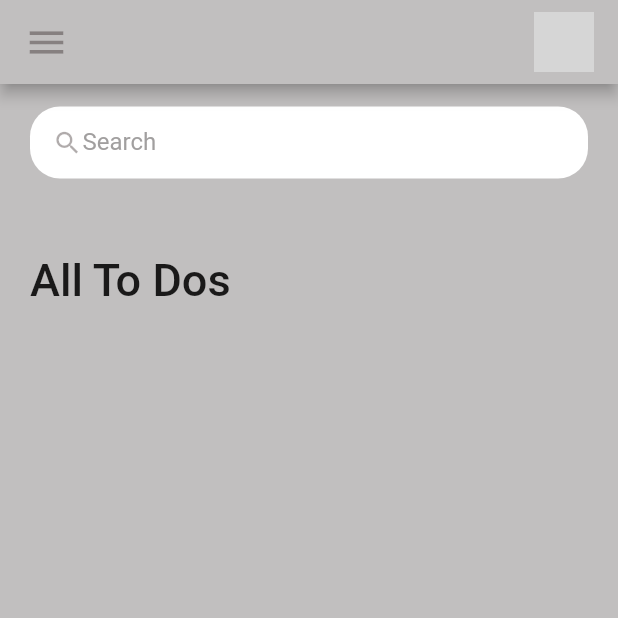
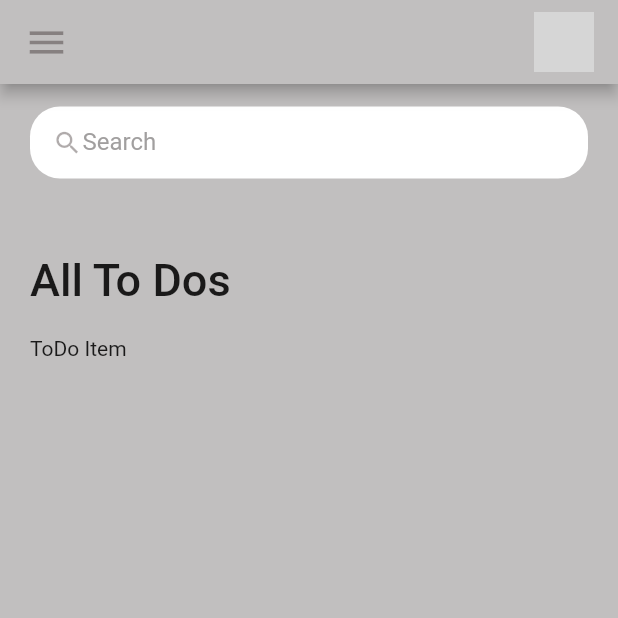
Before and after one commit to kirtijangid/To-Do_app, a Flutter app: the screen it shows after launch, on a phone screen of 412 x 824 dp, the top half of it. Run offline on Flutter 3.47's test engine with Material 2 defaults, Android fonts, the phone set to English and light mode, and no system bars; grey boxes are pictures that could not be loaded.

Commit message:
inserting text just below the HintText

```diff
--- a/lib/screens/home.dart
+++ b/lib/screens/home.dart
@@ -1,5 +1,6 @@
 import 'package:flutter/material.dart';
 import 'package:todo_app/constants/colors.dart';
+import 'package:todo_app/widgets/todo_item.dart';
 
 class Home extends StatelessWidget {
   const Home({Key? key}) : super(key: key);
@@ -29,9 +30,11 @@ class Home extends StatelessWidget {
                       fontWeight: FontWeight.w500,
                     ),
                   ),
-                )
+                ),
+                ToDoItem(),
               ],
-            ))
+            ),
+            ),
           ],
         ),
       ),
```
